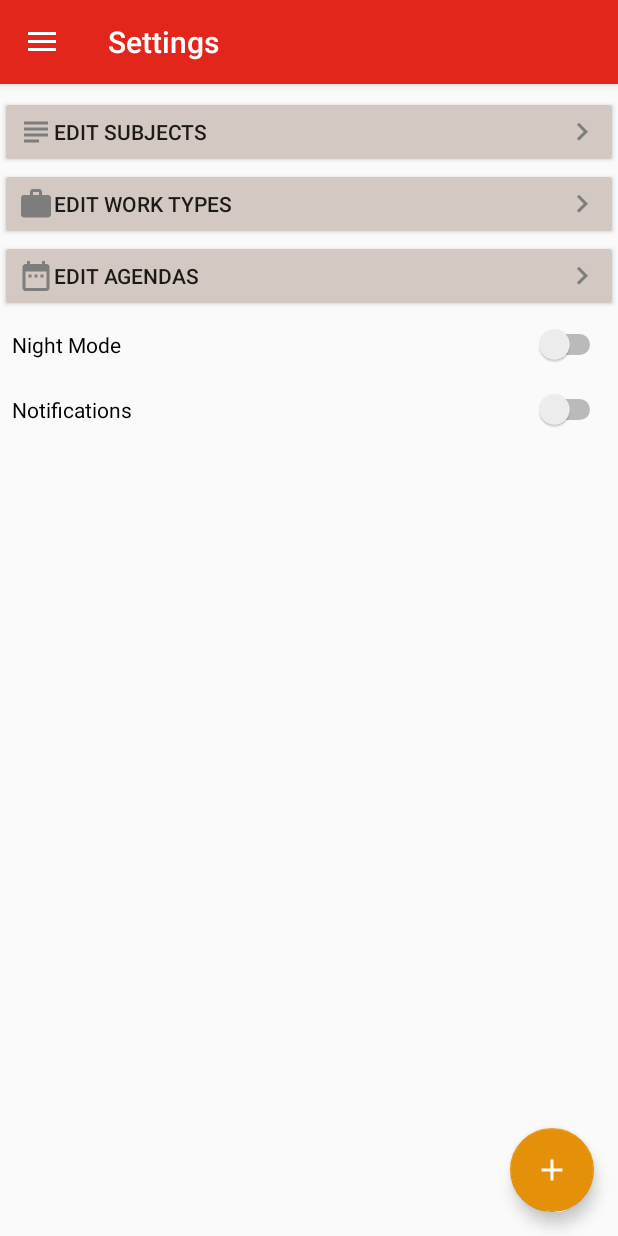
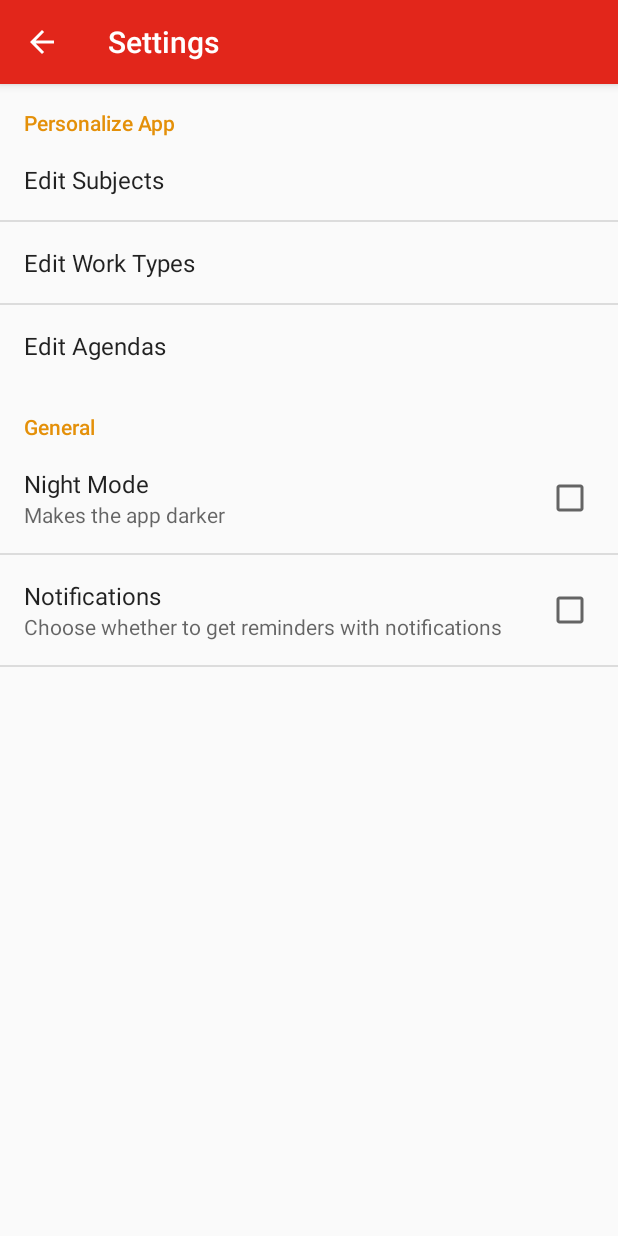
Before and after one commit to Keplyx/Memorisia, an Android app: the screen it shows after launch (MainActivity before the commit, SettingsActivity after it), in the side drawer, after a tap on "Settings", on a phone screen of 412 x 824 dp. Run offline under Robolectric (Android 15) with nearby library versions, the phone set to English and light mode, and no system bars.

Commit message:
Used preferences for settings

```diff
--- a/app/src/main/AndroidManifest.xml
+++ b/app/src/main/AndroidManifest.xml
@@ -23,6 +23,8 @@
         </activity>
         <activity android:name=".EditOptionsActivity">
         </activity>
+        <activity android:name=".SettingsActivity">
+        </activity>
     </application>
 
 </manifest>
--- a/app/src/main/java/com/clubinfo/insat/memorisia/EditOptionsActivity.java
+++ b/app/src/main/java/com/clubinfo/insat/memorisia/EditOptionsActivity.java
@@ -2,6 +2,7 @@ package com.clubinfo.insat.memorisia;
 
 import android.content.Context;
 import android.content.SharedPreferences;
+import android.preference.PreferenceManager;
 import android.support.v7.app.AppCompatActivity;
 import android.os.Bundle;
 import android.support.v7.app.AppCompatDelegate;
@@ -16,8 +17,9 @@ public class EditOptionsActivity extends AppCompatActivity {
     @Override
     protected void onCreate(Bundle savedInstanceState) {
         super.onCreate(savedInstanceState);
-        SharedPreferences mPrefs = getSharedPreferences("general_pref", Context.MODE_PRIVATE);
-        if (mPrefs.getBoolean("night_mode", false))
+        SharedPreferences sharedPref = PreferenceManager.getDefaultSharedPreferences(this);
+        Boolean nightMode = sharedPref.getBoolean(SettingsActivity.KEY_NIGHT_MODE, false);
+        if(nightMode)
             setTheme(R.style.AppTheme_Dark);
         setContentView(R.layout.activity_edit_options);
 
--- a/app/src/main/java/com/clubinfo/insat/memorisia/MainActivity.java
+++ b/app/src/main/java/com/clubinfo/insat/memorisia/MainActivity.java
@@ -4,11 +4,13 @@ import android.app.Fragment;
 import android.content.Context;
 import android.content.Intent;
 import android.content.SharedPreferences;
+import android.content.res.Resources;
 import android.graphics.Color;
 import android.graphics.PorterDuff;
 import android.graphics.drawable.Drawable;
 import android.os.Bundle;
 import android.preference.PreferenceManager;
+import android.support.annotation.BoolRes;
 import android.support.design.widget.FloatingActionButton;
 import android.support.design.widget.Snackbar;
 import android.support.v4.app.FragmentTransaction;
@@ -32,15 +34,17 @@ public class MainActivity extends AppCompatActivity
         implements NavigationView.OnNavigationItemSelectedListener {
 
     MenuItem editButton;
-
+    private boolean isNightMode;
 
     @Override
     protected void onCreate(Bundle savedInstanceState) {
+        super.onCreate(savedInstanceState);
+        SharedPreferences sharedPref = PreferenceManager.getDefaultSharedPreferences(this);
+        Boolean nightMode = sharedPref.getBoolean(SettingsActivity.KEY_NIGHT_MODE, false);
+        isNightMode = nightMode;
+        if(nightMode)
+            setTheme(R.style.AppTheme_Dark_NoActionBar);
 
-        SharedPreferences mPrefs = getSharedPreferences("general_pref", Context.MODE_PRIVATE);
-        if (mPrefs.getBoolean("night_mode", false))
-            setTheme(R.style.AppTheme_Dark_NoActionBar);
-        super.onCreate(savedInstanceState);
         setContentView(R.layout.activity_main);
 
         if (savedInstanceState == null)
@@ -58,6 +62,19 @@ public class MainActivity extends AppCompatActivity
         NavigationView navigationView = (NavigationView) findViewById(R.id.nav_view);
         navigationView.setNavigationItemSelectedListener(this);
 
+    }
+
+    @Override
+    protected void onResume() {
+        super.onResume();
+        SharedPreferences sharedPref = PreferenceManager.getDefaultSharedPreferences(this);
+        Boolean nightMode = sharedPref.getBoolean(SettingsActivity.KEY_NIGHT_MODE, false);
+        if (nightMode != isNightMode){
+            Intent intent = getIntent();
+            intent.setFlags(intent.getFlags() | Intent.FLAG_ACTIVITY_CLEAR_TOP); // Prevent loops in back button
+            finish();
+            startActivity(intent);
+        }
     }
 
     @Override
@@ -116,7 +133,9 @@ public class MainActivity extends AppCompatActivity
         } else if (id == R.id.nav_calendar) {
             fragment = new CalendarFragment();
         } else if (id == R.id.nav_settings) {
-            fragment = new SettingsFragment();
+            Intent intent = new Intent(this, SettingsActivity.class);
+            startActivity(intent);
+            return true;
         }
 
 
--- a/app/src/main/java/com/clubinfo/insat/memorisia/OptionsListActivity.java
+++ b/app/src/main/java/com/clubinfo/insat/memorisia/OptionsListActivity.java
@@ -7,6 +7,7 @@ import android.content.SharedPreferences;
 import android.graphics.Bitmap;
 import android.graphics.BitmapFactory;
 import android.graphics.Color;
+import android.preference.PreferenceManager;
 import android.support.v7.app.AppCompatActivity;
 import android.os.Bundle;
 import android.support.v7.app.AppCompatDelegate;
@@ -26,19 +27,17 @@ public class OptionsListActivity extends AppCompatActivity {
     @Override
     protected void onCreate(Bundle savedInstanceState) {
         super.onCreate(savedInstanceState);
-        SharedPreferences mPrefs = getSharedPreferences("general_pref", Context.MODE_PRIVATE);
-        if (mPrefs.getBoolean("night_mode", false))
+        SharedPreferences sharedPref = PreferenceManager.getDefaultSharedPreferences(this);
+        Boolean nightMode = sharedPref.getBoolean(SettingsActivity.KEY_NIGHT_MODE, false);
+        if(nightMode)
             setTheme(R.style.AppTheme_Dark);
         setContentView(R.layout.recyclerview_layout);
 
         getSupportActionBar().setDisplayHomeAsUpEnabled(true);
 
 
-
-        Bundle b = getIntent().getExtras();
+        option = Integer.parseInt(getIntent().getData().toString());
         mAdapter = null;
-        if (b != null){
-            option = b.getInt("option");
         switch (option){
             case 0:
                 mAdapter = createSubjectsListAdapter();
@@ -53,7 +52,7 @@ public class OptionsListActivity extends AppCompatActivity {
                 setTitle(R.string.edit_agendas);
                 break;
         }
-        }
+
         if (mAdapter != null){
             recyclerView = (RecyclerView) findViewById(R.id.subjectsRecyclerView);
             recyclerView.setHasFixedSize(true);
--- /dev/null
+++ b/app/src/main/java/com/clubinfo/insat/memorisia/SettingsActivity.java
@@ -0,0 +1,54 @@
+package com.clubinfo.insat.memorisia;
+
+import android.app.Activity;
+import android.app.FragmentManager;
+import android.app.FragmentTransaction;
+import android.content.Intent;
+import android.content.SharedPreferences;
+import android.os.Bundle;
+import android.preference.Preference;
+import android.preference.PreferenceManager;
+import android.support.v7.app.AppCompatActivity;
+import android.support.v7.widget.Toolbar;
+import android.view.MenuItem;
+
+public class SettingsActivity extends AppCompatActivity implements SharedPreferences.OnSharedPreferenceChangeListener {
+
+    public static String KEY_NIGHT_MODE = "pref_key_night_mode";
+
+    @Override
+    protected void onCreate(Bundle savedInstanceState) {
+        super.onCreate(savedInstanceState);
+        SharedPreferences sharedPref = PreferenceManager.getDefaultSharedPreferences(this);
+        Boolean nightMode = sharedPref.getBoolean(SettingsActivity.KEY_NIGHT_MODE, false);
+        if(nightMode)
+            setTheme(R.style.AppTheme_Dark);
+
+        sharedPref.registerOnSharedPreferenceChangeListener(this);
+        getSupportActionBar().setDisplayHomeAsUpEnabled(true);
+        setTitle(R.string.settings_title);
+
+        getFragmentManager().beginTransaction().replace(android.R.id.content, new SettingsFragment()).commit();
+    }
+
+    @Override
+    public boolean onOptionsItemSelected(MenuItem item){
+        switch (item.getItemId()) {
+            case android.R.id.home:
+                finish();
+                return true;
+        }
+
+        return super.onOptionsItemSelected(item);
+    }
+
+    public void onSharedPreferenceChanged(SharedPreferences sharedPreferences, String key) {
+        if (key.equals(KEY_NIGHT_MODE)) {
+            Intent intent = getIntent();
+            intent.setFlags(intent.getFlags() | Intent.FLAG_ACTIVITY_CLEAR_TOP); // Prevent loops in back button
+            finish();
+            startActivity(intent);
+        }
+    }
+
+}
--- a/app/src/main/java/com/clubinfo/insat/memorisia/SettingsFragment.java
+++ b/app/src/main/java/com/clubinfo/insat/memorisia/SettingsFragment.java
@@ -5,6 +5,7 @@ import android.content.Context;
 import android.content.Intent;
 import android.content.SharedPreferences;
 import android.os.Bundle;
+import android.preference.PreferenceFragment;
 import android.preference.PreferenceManager;
 import android.support.v7.app.AppCompatActivity;
 import android.support.v7.app.AppCompatDelegate;
@@ -16,27 +17,12 @@ import android.widget.Switch;
 import android.widget.Toast;
 
 
-public class SettingsFragment extends Fragment {
-    Switch nightModeSwitch;
+public class SettingsFragment extends PreferenceFragment {
     @Override
-    public View onCreateView(LayoutInflater inflater, ViewGroup container, Bundle savedInstanceState) {
-        View v = inflater.inflate(R.layout.settings_fragment, container, false);
-        getActivity().setTitle(R.string.settings_title);
-        final SharedPreferences sharedPref = getActivity().getSharedPreferences("general_pref", Context.MODE_PRIVATE);
+    public void onCreate(Bundle savedInstanceState) {
+        super.onCreate(savedInstanceState);
 
-        nightModeSwitch = v.findViewById(R.id.nightModeSwitch);
-        nightModeSwitch.setChecked(sharedPref.getBoolean("night_mode", false));
-        nightModeSwitch.setOnCheckedChangeListener(new CompoundButton.OnCheckedChangeListener() {
-            public void onCheckedChanged(CompoundButton buttonView, boolean isChecked) {
-                SharedPreferences.Editor editor = sharedPref.edit();
-                editor.putBoolean("night_mode", isChecked);
-                editor.commit();
-                Intent intent = getActivity().getIntent();
-                getActivity().finish();
-                startActivity(intent);
-            }
-        });
-        return v;
+        // Load the preferences from an XML resource
+        addPreferencesFromResource(R.xml.preferences);
     }
-
 }
--- a/app/src/main/res/menu/activity_main_drawer.xml
+++ b/app/src/main/res/menu/activity_main_drawer.xml
@@ -13,6 +13,8 @@
             android:id="@+id/nav_calendar"
             android:icon="@drawable/ic_date_range_black_24dp"
             android:title="@string/navigation_calendar"/>
+    </group>
+    <group android:checkableBehavior="none">
         <item
             android:id="@+id/nav_settings"
             android:icon="@drawable/ic_settings_black_24dp"
--- /dev/null
+++ b/app/src/main/res/values/settings_string.xml
@@ -0,0 +1,13 @@
+<?xml version="1.0" encoding="utf-8"?>
+<resources>
+    <string name="edit_subjects">Edit Subjects</string>
+    <string name="edit_work">Edit Work Types</string>
+    <string name="edit_agendas">Edit Agendas</string>
+    <string name="night_mode">Night Mode</string>
+    <string name="night_mode_desc">Makes the app darker</string>
+    <string name="notifications">Notifications</string>
+    <string name="notifications_desc">Choose whether to get reminders with notifications</string>
+
+    <string name="prefs_personalise">Personalize App</string>
+    <string name="prefs_general">General</string>
+</resources>
--- a/app/src/main/res/values/strings.xml
+++ b/app/src/main/res/values/strings.xml
@@ -9,11 +9,6 @@
     <string name="navigation_calendar">Calendar View</string>
     <string name="navigation_settings">Settings</string>
 
-    <string name="edit_subjects">Edit Subjects</string>
-    <string name="edit_work">Edit Work Types</string>
-    <string name="edit_agendas">Edit Agendas</string>
-    <string name="night_mode">Night Mode</string>
-    <string name="notifications">Notifications</string>
 
     <string name="home_title">Home</string>
     <string name="subjects_title">Subjects</string>
--- /dev/null
+++ b/app/src/main/res/xml/preferences.xml
@@ -0,0 +1,38 @@
+<?xml version="1.0" encoding="utf-8"?>
+<PreferenceScreen xmlns:android="http://schemas.android.com/apk/res/android">
+    <PreferenceCategory android:title="@string/prefs_personalise" >
+        <Preference android:title="@string/edit_subjects">
+            <intent android:action="android.intent.action.VIEW"
+                    android:targetPackage="com.clubinfo.insat.memorisia"
+                    android:targetClass="com.clubinfo.insat.memorisia.OptionsListActivity"
+                    android:data="0" />
+        </Preference>
+        <Preference android:title="@string/edit_work">
+            <intent android:action="android.intent.action.VIEW"
+                    android:targetPackage="com.clubinfo.insat.memorisia"
+                    android:targetClass="com.clubinfo.insat.memorisia.OptionsListActivity"
+                    android:data="1" />
+        </Preference>
+        <Preference android:title="@string/edit_agendas">
+            <intent android:action="android.intent.action.VIEW"
+                    android:targetPackage="com.clubinfo.insat.memorisia"
+                    android:targetClass="com.clubinfo.insat.memorisia.OptionsListActivity"
+                    android:data="2" />
+        </Preference>
+    </PreferenceCategory>
+
+    <PreferenceCategory android:title="@string/prefs_general" >
+        <CheckBoxPreference
+            android:key="pref_key_night_mode"
+            android:title="@string/night_mode"
+            android:summary="@string/night_mode_desc"
+            android:defaultValue="false" />
+        <CheckBoxPreference
+            android:key="pref_key_notifications"
+            android:title="@string/notifications"
+            android:summary="@string/notifications_desc"
+            android:defaultValue="false" />
+    </PreferenceCategory>
+
+
+</PreferenceScreen>
```
Lines whose indentation alone changed are shown as unchanged.
